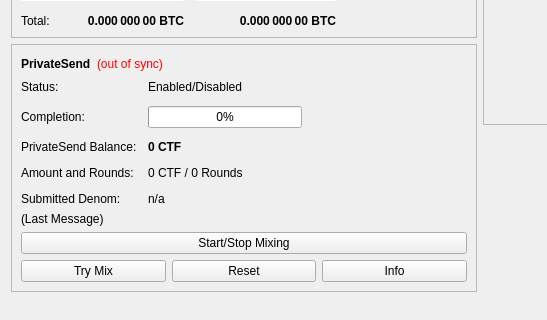
Before: the Qt Designer form src/qt/forms/overviewpage.ui in Bitcoin-Monster/BTCMonster, drawn with Qt 5; both pictures show x 0 to 547 and y 178 to 498 of the 960 by 585 pixel window.
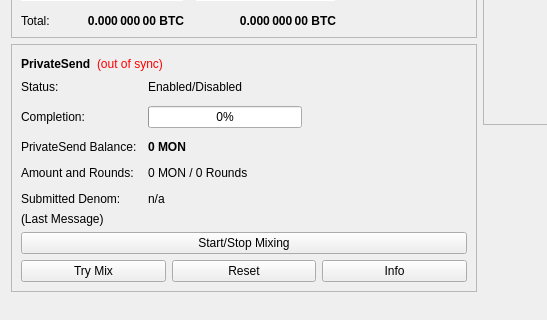
After: the same form once the commit is applied.

```diff
--- a/src/qt/forms/overviewpage.ui
+++ b/src/qt/forms/overviewpage.ui
@@ -511,7 +511,7 @@
                </font>
               </property>
               <property name="text">
-               <string notr="true">0 CTF</string>
+               <string notr="true">0 MON</string>
               </property>
              </widget>
             </item>
@@ -525,7 +525,7 @@
             <item row="3" column="1">
              <widget class="QLabel" name="labelAmountRounds">
               <property name="text">
-               <string>0 CTF / 0 Rounds</string>
+               <string>0 MON / 0 Rounds</string>
               </property>
              </widget>
             </item>
```
